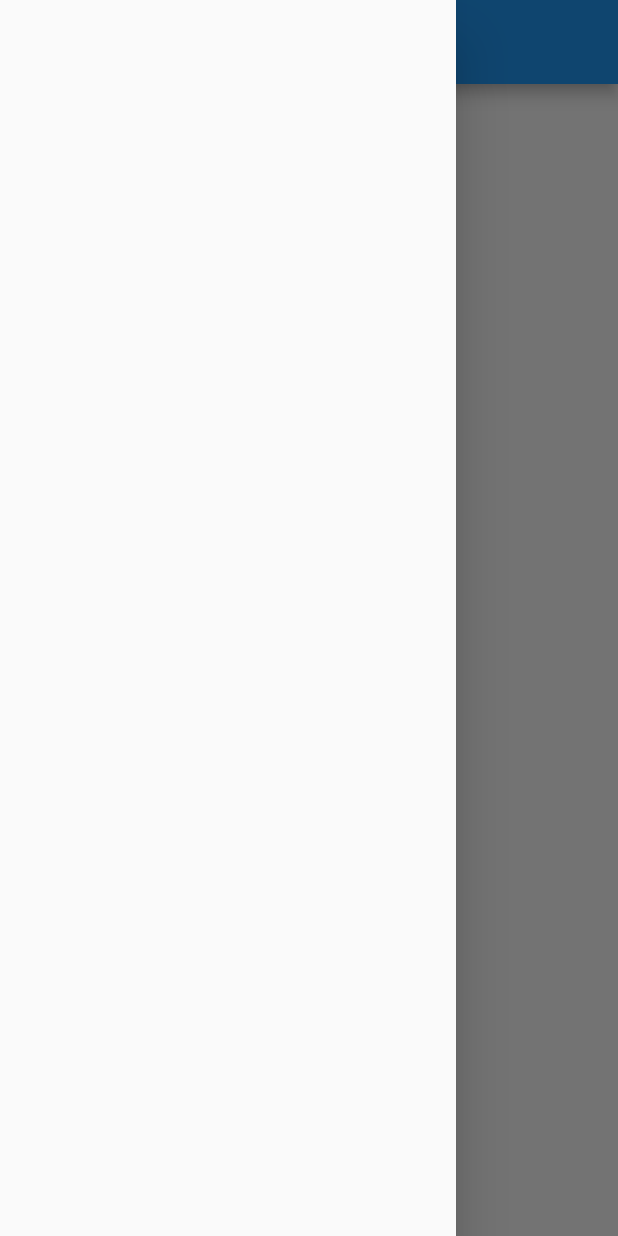
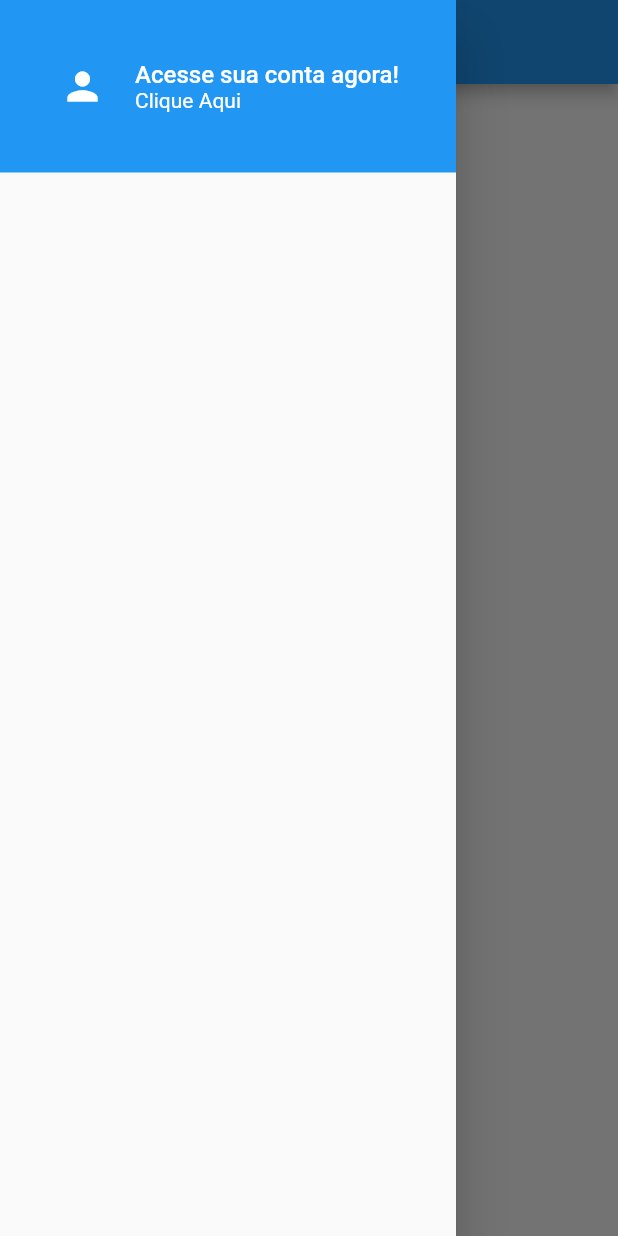
Before and after one commit to leoCardosoDev/flutter_xol_bloc, a Flutter app: the screen it shows after launch, with the side drawer open, on a phone screen of 412 x 824 dp. Run offline on Flutter 3.47's test engine with Material 2 defaults, Android fonts, the phone set to English and light mode, and no system bars.

Commit message:
feat: add customdrawer

```diff
--- /dev/null
+++ b/lib/common/drawer/custom_drawer.dart
@@ -0,0 +1,16 @@
+import 'package:flutter/material.dart';
+
+import 'widgets/custom_header.dart';
+
+class CustomDrawer extends StatelessWidget {
+  @override
+  Widget build(BuildContext context) {
+    return Drawer(
+      child: ListView(
+        children: [
+          CustomHeader(),
+        ],
+      ),
+    );
+  }
+}
--- /dev/null
+++ b/lib/common/drawer/widgets/custom_header.dart
@@ -0,0 +1,46 @@
+import 'package:flutter/material.dart';
+
+class CustomHeader extends StatelessWidget {
+  @override
+  Widget build(BuildContext context) {
+    return Container(
+      height: 115,
+      padding: const EdgeInsets.only(left: 40),
+      color: Colors.blue,
+      child: Row(
+        children: [
+          Icon(
+            Icons.person,
+            color: Colors.white,
+            size: 30,
+          ),
+          const SizedBox(width: 20),
+          Expanded(
+            child: Column(
+              mainAxisAlignment: MainAxisAlignment.center,
+              crossAxisAlignment: CrossAxisAlignment.start,
+              children: [
+                Text(
+                  'Acesse sua conta agora!',
+                  style: TextStyle(
+                      color: Colors.white,
+                      fontSize: 16,
+                      fontWeight: FontWeight.w500),
+                  overflow: TextOverflow.clip,
+                ),
+                Text(
+                  'Clique Aqui',
+                  style: TextStyle(
+                      color: Colors.white,
+                      fontSize: 14,
+                      fontWeight: FontWeight.w400),
+                  overflow: TextOverflow.clip,
+                ),
+              ],
+            ),
+          ),
+        ],
+      ),
+    );
+  }
+}
--- a/lib/screens/home/home_screen.dart
+++ b/lib/screens/home/home_screen.dart
@@ -1,4 +1,5 @@
 import 'package:flutter/material.dart';
+import 'package:xlo/common/drawer/custom_drawer.dart';
 
 class HomeScreen extends StatefulWidget {
   @override
@@ -12,7 +13,7 @@ class _HomeScreenState extends State<HomeScreen> {
       appBar: AppBar(
         title: Text('XLO'),
       ),
-      drawer: Drawer(),
+      drawer: CustomDrawer(),
     );
   }
 }
```
